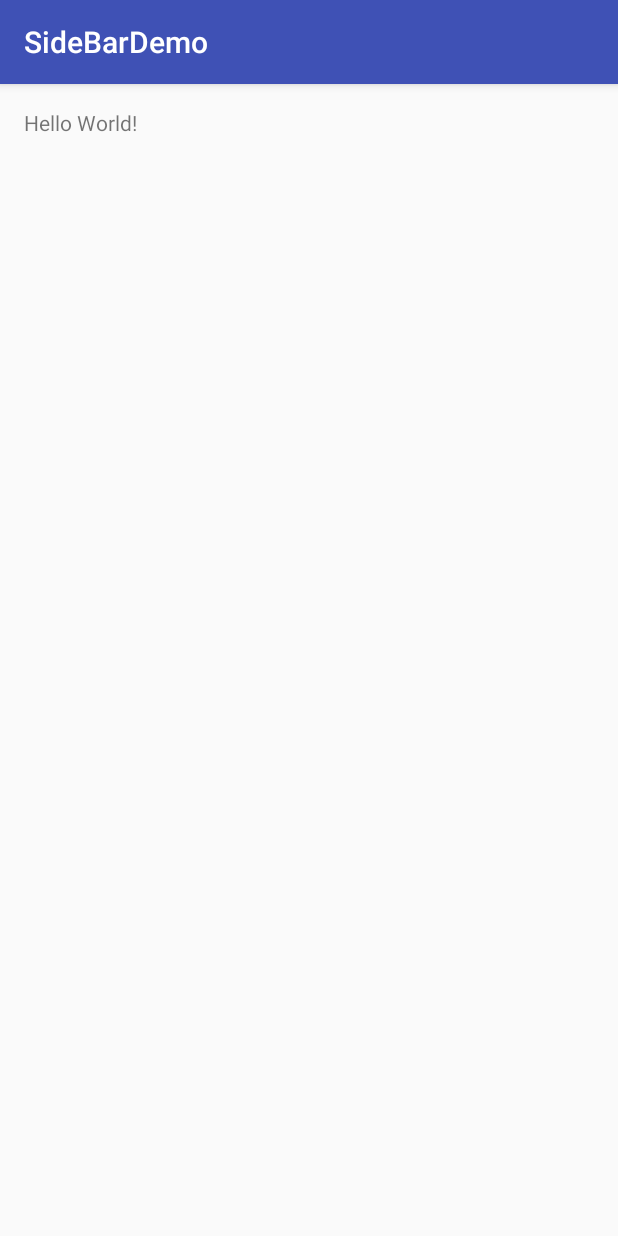
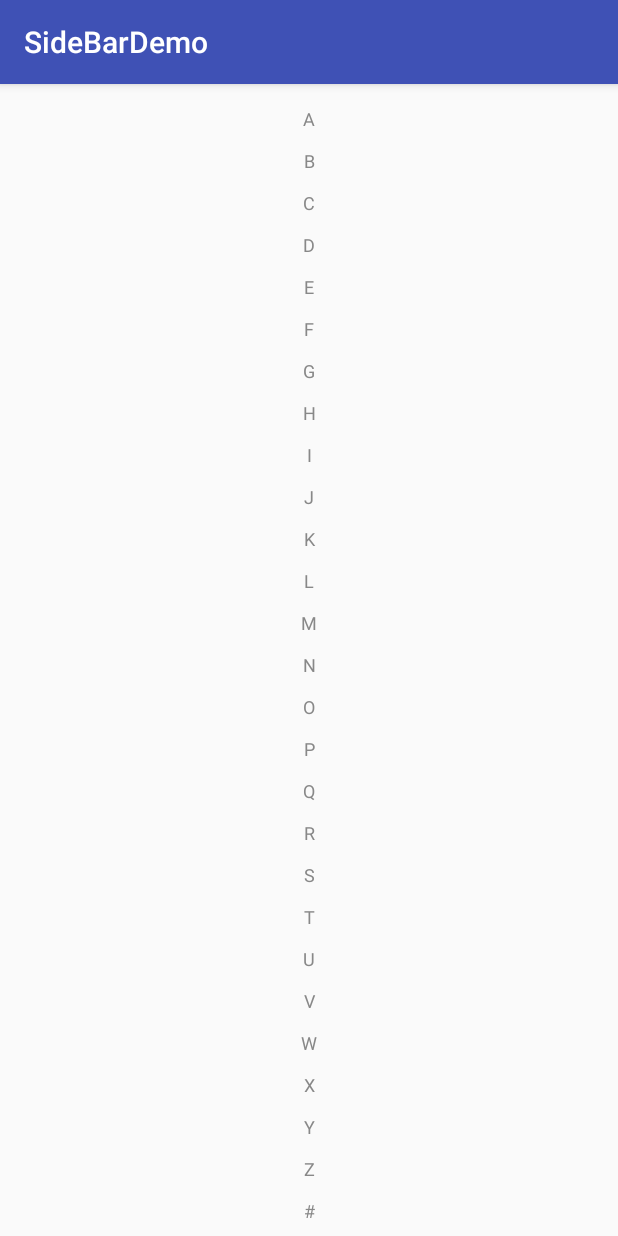
Before and after one commit to JinxLori/SidebarDemo, an Android app: the screen it shows after launch (MainActivity), on a phone screen of 412 x 824 dp. Run offline under Robolectric (Android 15) with nearby library versions, the phone set to English and light mode, and no system bars.

Commit message:
add Sidebar view

```diff
--- a/app/build.gradle
+++ b/app/build.gradle
@@ -23,4 +23,5 @@ dependencies {
     compile fileTree(dir: 'libs', include: ['*.jar'])
     testCompile 'junit:junit:4.12'
     compile 'com.android.support:appcompat-v7:23.4.0'
+    compile project(":library")
 }
--- a/app/src/main/res/layout/activity_main.xml
+++ b/app/src/main/res/layout/activity_main.xml
@@ -3,14 +3,10 @@
     xmlns:tools="http://schemas.android.com/tools"
     android:layout_width="match_parent"
     android:layout_height="match_parent"
-    android:paddingBottom="@dimen/activity_vertical_margin"
-    android:paddingLeft="@dimen/activity_horizontal_margin"
-    android:paddingRight="@dimen/activity_horizontal_margin"
-    android:paddingTop="@dimen/activity_vertical_margin"
     tools:context="com.jason.sidebardemo.MainActivity">
 
-    <TextView
-        android:layout_width="wrap_content"
-        android:layout_height="wrap_content"
-        android:text="Hello World!" />
+    <com.jason.library.widget.Sidebar
+        android:layout_width="match_parent"
+        android:layout_height="match_parent" />
+
 </RelativeLayout>
--- a/library/src/main/java/com/jason/library/widget/Sidebar.java
+++ b/library/src/main/java/com/jason/library/widget/Sidebar.java
@@ -1,7 +1,12 @@
 package com.jason.library.widget;
 
 import android.content.Context;
+import android.graphics.Canvas;
+import android.graphics.Color;
+import android.graphics.Paint;
 import android.util.AttributeSet;
+import android.util.TypedValue;
+import android.view.MotionEvent;
 import android.view.View;
 
 /**
@@ -9,15 +14,121 @@ import android.view.View;
  * @date 2016/9/9
  */
 public class Sidebar extends View{
+    public static String[] alphabets = new String[]{ "A", "B", "C", "D", "E", "F", "G", "H", "I",
+            "J", "K", "L", "M", "N", "O", "P", "Q", "R", "S", "T", "U", "V", "W", "X", "Y", "Z", "#" };
+    private boolean isSelected; //是否选中
+    private int selectedPosition; //选中字母的位置
+    private Paint mPaint;
+    private int cellHeight; //每一个字母的高度
+    private int alphabetDefaultColor;
+    private int alphabetSelectedColor;
+    private float textSize;
+    private OnAlphabetChangeListener onAlphabetChangeListener;
+
     public Sidebar(Context context) {
         super(context);
+        init();
     }
 
     public Sidebar(Context context, AttributeSet attrs) {
         super(context, attrs);
+        init();
     }
 
     public Sidebar(Context context, AttributeSet attrs, int defStyleAttr) {
         super(context, attrs, defStyleAttr);
+        init();
+    }
+
+    private void init() {
+        textSize = TypedValue.applyDimension(TypedValue.COMPLEX_UNIT_SP, 12, getResources().getDisplayMetrics());
+        mPaint = new Paint();
+        mPaint.setAntiAlias(true);
+        mPaint.setTextSize(textSize);
+        alphabetDefaultColor = Color.GRAY;
+        alphabetSelectedColor = Color.RED;
+    }
+
+    @Override
+    protected void onDraw(Canvas canvas) {
+        cellHeight = getHeight() / alphabets.length;
+        for (int i=0; i< alphabets.length; i++){
+            drawAlphabet(canvas,i);
+        }
+
+    }
+
+    private void drawAlphabet(Canvas canvas,int positon) {
+        String alphabet = alphabets[positon];
+
+        mPaint.setColor(alphabetDefaultColor);
+        if (isSelected){
+            if (positon == selectedPosition){
+                mPaint.setColor(alphabetSelectedColor);
+                if (onAlphabetChangeListener != null){
+                    onAlphabetChangeListener.alphabetChangeListener(this,alphabet,positon);
+                }
+            }
+        }
+
+        int baseLine = (positon+1) * cellHeight;
+        canvas.drawText(alphabet, (getWidth() - mPaint.measureText(alphabet)) / 2, baseLine, mPaint);
+
+    }
+
+    @Override
+    public boolean onTouchEvent(MotionEvent event) {
+        switch (event.getAction()){
+            case MotionEvent.ACTION_DOWN:
+                isSelected = true;
+                break;
+            case MotionEvent.ACTION_MOVE:
+                float y = event.getY();
+                selectedPosition = (int)(Math.ceil((y / cellHeight)) - 1);
+                break;
+            case MotionEvent.ACTION_UP:
+                isSelected = false;
+                break;
+        }
+        invalidate();
+        return true;
+    }
+
+    public interface OnAlphabetChangeListener{
+        void alphabetChangeListener(View v,String alphabet,int position);
+    }
+
+    public OnAlphabetChangeListener getOnAlphabetChangeListener() {
+        return onAlphabetChangeListener;
+    }
+
+    public void setOnAlphabetChangeListener(OnAlphabetChangeListener onAlphabetChangeListener) {
+        this.onAlphabetChangeListener = onAlphabetChangeListener;
+    }
+
+    public int getAlphabetSelectedColor() {
+        return alphabetSelectedColor;
+    }
+
+    public void setAlphabetSelectedColor(int alphabetSelectedColor) {
+        this.alphabetSelectedColor = alphabetSelectedColor;
+    }
+
+    public int getAlphabetDefaultColor() {
+        return alphabetDefaultColor;
+    }
+
+    public void setAlphabetDefaultColor(int alphabetDefaultColor) {
+        this.alphabetDefaultColor = alphabetDefaultColor;
+    }
+
+    public float getTextSize() {
+        if (mPaint == null) return 0;
+        return mPaint.getTextSize();
+    }
+
+    public void setTextSize(float textSize) {
+        if (mPaint == null) return ;
+        mPaint.setTextSize(textSize);
     }
 }
```
